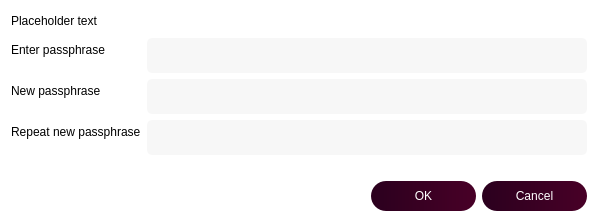
Before: the Qt Designer form src/qt/forms/askpassphrasedialog.ui in noirofficial/noir, drawn with Qt 5.
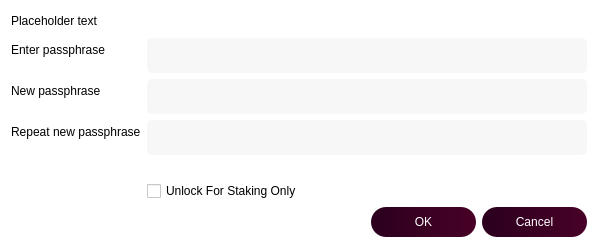
After: the same form once the commit is applied.

Commit message: qt: options to unlock wallet for staking

```diff
--- a/src/qt/forms/askpassphrasedialog.ui
+++ b/src/qt/forms/askpassphrasedialog.ui
@@ -7,7 +7,7 @@
     <x>0</x>
     <y>0</y>
     <width>598</width>
-    <height>222</height>
+    <height>248</height>
    </rect>
   </property>
   <property name="sizePolicy">
@@ -177,6 +177,20 @@
        </property>
       </widget>
      </item>
+     <item row="5" column="0">
+      <widget class="QLabel" name="unlockForStakingOnlyLabel">
+       <property name="text">
+        <string/>
+       </property>
+      </widget>
+     </item>
+     <item row="5" column="1">
+      <widget class="QCheckBox" name="unlockForStakingOnlyCheckBox">
+       <property name="text">
+        <string>Unlock For Staking Only</string>
+       </property>
+      </widget>
+     </item>
     </layout>
    </item>
    <item>
```
The commit also changes 10 other files.
